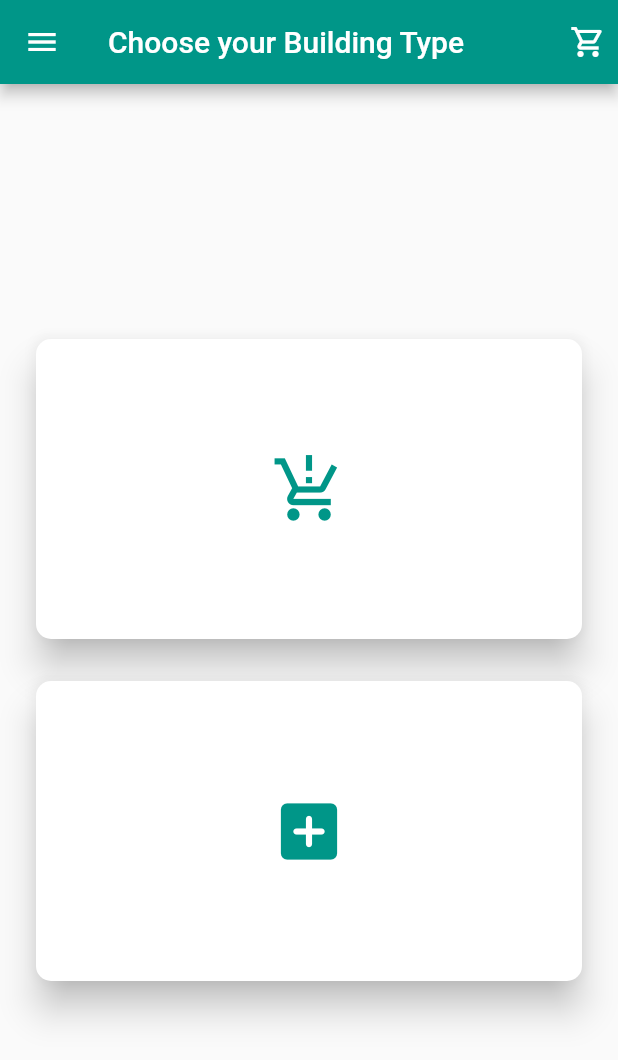
After one commit to JamshaidMallik/amenities_fyp, a Flutter app: the UserMainScreen screen opened directly, on a phone screen of 412 x 824 dp. The commit adds this screen. Shown: the top 1060 px of the screen. Run offline on Flutter 3.47's test engine with Material 2 defaults, Android fonts, the phone set to English and light mode, and no system bars; our stand-ins replace awesome_dialog, cloud_firestore, dotted_border, firebase_auth, firebase_core, firebase_storage and 4 more; accounts and stored records are empty; network calls fail.

Commit message:
add seller screen

```diff
--- a/lib/controller/auth_controller.dart
+++ b/lib/controller/auth_controller.dart
@@ -13,7 +13,7 @@ import 'package:image_picker/image_picker.dart';
 import '../constant.dart';
 import '../screens/admin_screen/admin_main_screen.dart';
 import '../screens/seller_screens/seller_main_screen.dart';
-import '../screens/user_screens/interest_area_screen.dart';
+import '../screens/user_screens/user_main_screen.dart';
 
 class AuthController extends GetxController{
   final FirebaseFirestore _firestore = FirebaseFirestore.instance;
@@ -72,7 +72,7 @@ class AuthController extends GetxController{
           }else if(value['user_type'] == 'Seller'){
             Get.offAll(()=> const SellerMainScreen());
           }else if(value['user_type'] == 'User'){
-            Get.offAll(()=> const InterestAreaScreen());
+            Get.offAll(()=> const UserMainScreen());
           }else{
             log('userTypeIs: ${value['user_type']}');
           }
--- a/lib/main.dart
+++ b/lib/main.dart
@@ -1,7 +1,7 @@
 import 'package:amenities_app/constant.dart';
 import 'package:amenities_app/screens/auth_screens/log_in_screen.dart';
 import 'package:amenities_app/screens/seller_screens/seller_main_screen.dart';
-import 'package:amenities_app/screens/user_screens/interest_area_screen.dart';
+import 'package:amenities_app/screens/user_screens/user_main_screen.dart';
 import 'package:firebase_core/firebase_core.dart';
 import 'package:flutter/material.dart';
 import 'package:get/get.dart';
@@ -43,7 +43,7 @@ class MyApp extends StatelessWidget {
             }else if(userType == 'Seller'){
               return const SellerMainScreen();
             }else if(userType == 'User'){
-              return const InterestAreaScreen();
+              return const UserMainScreen();
             }else{
               return LogInScreen();
             }
--- /dev/null
+++ b/lib/screens/user_screens/user_main_screen.dart
@@ -0,0 +1,69 @@
+import 'package:amenities_app/screens/user_screens/all_seller_screen.dart';
+import 'package:flutter/material.dart';
+import 'package:get/get.dart';
+import 'package:get/get_core/src/get_main.dart';
+
+import '../../constant.dart';
+import 'building_type_screen.dart';
+
+class UserMainScreen extends StatelessWidget {
+  const UserMainScreen({Key? key}) : super(key: key);
+
+  @override
+  Widget build(BuildContext context) {
+    return  Scaffold(
+      appBar: AppBar(
+        title: Text('Choose your Building Type'),
+        leading: Icon(Icons.menu,color: kWhiteColor,),
+        actions: [Padding(
+          padding: const EdgeInsets.all(8.0),
+          child: Icon(Icons.shopping_cart_outlined),
+        )],
+      ),
+      body: Center(
+        child: Padding(
+          padding: const EdgeInsets.all(20.0),
+          child: Column(
+            crossAxisAlignment: CrossAxisAlignment.center,
+            mainAxisAlignment: MainAxisAlignment.center,
+            children: [
+              Card(
+                shape: RoundedRectangleBorder(
+                  borderRadius: BorderRadius.circular(10.0)
+                ),
+                elevation: 10,
+                child: GestureDetector(
+                  onTap: (){
+                    Get.to(()=>AllSellerScreen());
+                  },
+                  child: Container(
+                    height: 200,
+                    width: double.infinity,
+                    child: const Icon(Icons.production_quantity_limits_sharp,size: 50,color: Colors.teal,),
+                  ),
+                ),
+              ),
+              20.0.height,
+              Card(
+                shape: RoundedRectangleBorder(
+                    borderRadius: BorderRadius.circular(10.0)
+                ),
+                elevation: 10,
+                child: GestureDetector(
+                  onTap: (){
+                    Get.to(()=>BuildingTypeScreen());
+                  },
+                  child: Container(
+                    height: 200,
+                    width: double.infinity,
+                    child: Icon(Icons.add_box_rounded,size: 50,color: Colors.teal,),
+                  ),
+                ),
+              ),
+            ],
+          ),
+        ),
+      ),
+    );
+  }
+}
```
Also changed, not shown: lib/screens/user_screens/all_seller_screen.dart (added, +61 -0 lines), lib/screens/user_screens/interest_area_screen.dart (deleted, +0 -83 lines).
